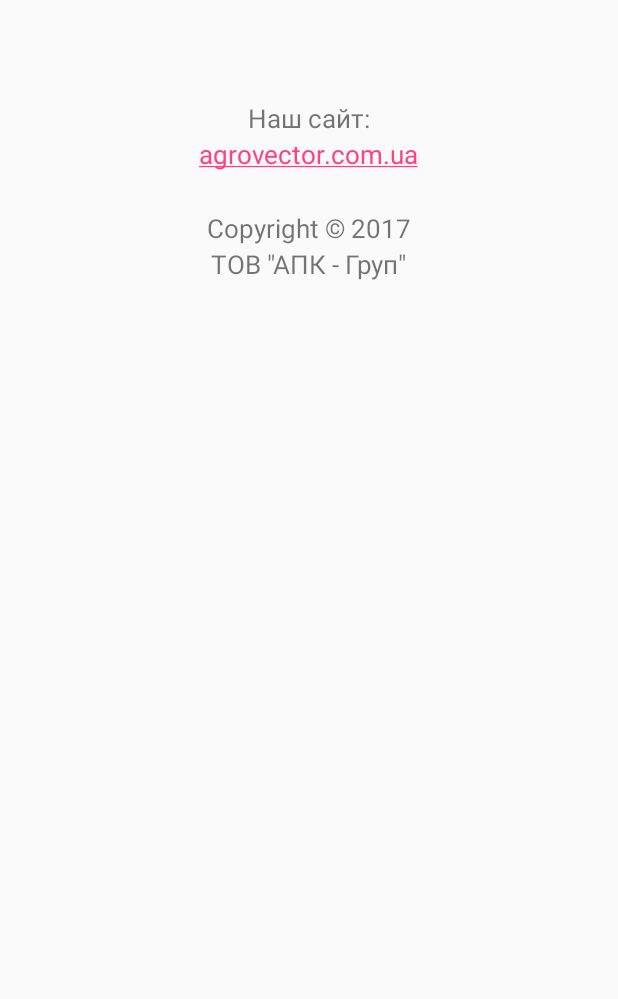
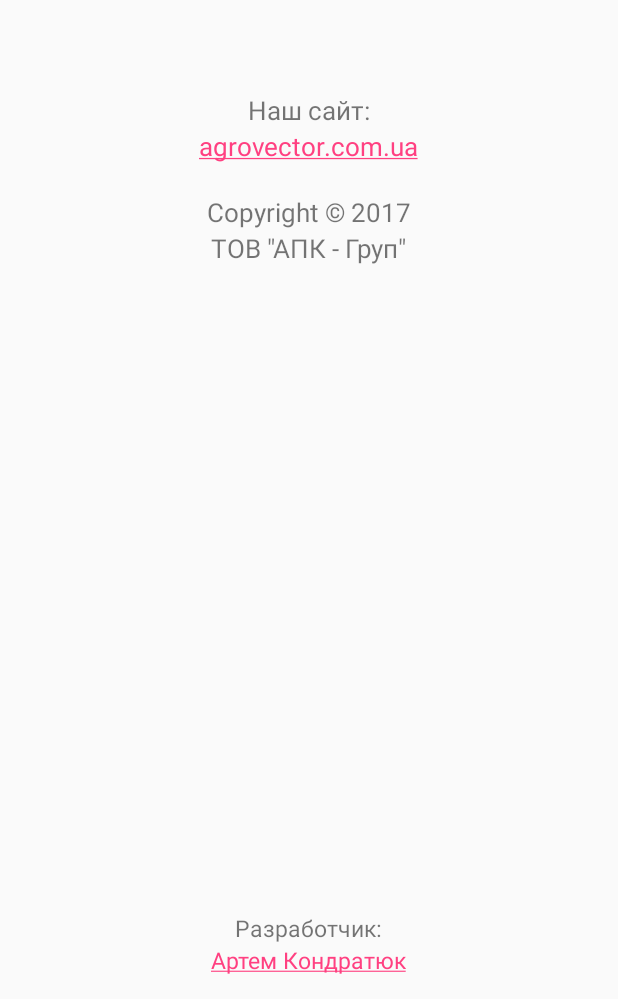
Before and after one commit to Kondrat48/Photometr, an Android app: the layout activity_about_program.xml on its own in the app's theme, with its tools: preview values and no code run, on a phone screen of 412 x 824 dp, the part 237-1236 px from its top. Run offline under Robolectric (Android 15) with nearby library versions, the phone set to English and light mode, and no system bars.

Commit message:
First vesion

```diff
--- a/app/src/main/java/com/agrovector/laboratory/photometer/AboutProgram.java
+++ b/app/src/main/java/com/agrovector/laboratory/photometer/AboutProgram.java
@@ -30,4 +30,9 @@ public class AboutProgram extends AppCompatActivity {
         Intent browserIntent = new Intent(Intent.ACTION_VIEW, Uri.parse("http://agrovector.com.ua/"));
         startActivity(browserIntent);
     }
+
+    public void goToSiteDeveloper(View view) {
+        Intent browserIntent = new Intent(Intent.ACTION_VIEW, Uri.parse("https://www.linkedin.com/in/artemkondratiuk/"));
+        startActivity(browserIntent);
+    }
 }
--- a/app/src/main/res/layout/activity_about_program.xml
+++ b/app/src/main/res/layout/activity_about_program.xml
@@ -1,11 +1,18 @@
 <?xml version="1.0" encoding="utf-8"?>
-<LinearLayout xmlns:android="http://schemas.android.com/apk/res/android"
+<RelativeLayout xmlns:android="http://schemas.android.com/apk/res/android"
     xmlns:tools="http://schemas.android.com/tools"
     android:layout_width="match_parent"
     android:layout_height="match_parent"
-    android:orientation="vertical"
     tools:context="com.agrovector.laboratory.photometer.AboutProgram">
 
+    <ScrollView
+        android:layout_width="match_parent"
+        android:layout_height="match_parent"
+        android:layout_above="@+id/textView22">
+        <LinearLayout
+            android:layout_width="match_parent"
+            android:layout_height="wrap_content"
+            android:orientation="vertical">
             <ImageView
                 android:layout_marginTop="25dp"
                 android:layout_width="match_parent"
@@ -29,7 +36,7 @@
                 android:textSize="@dimen/text_medium_size"/>
 
             <TextView
-        android:layout_marginTop="25dp"
+                android:layout_marginTop="20dp"
                 android:layout_width="wrap_content"
                 android:layout_height="wrap_content"
                 android:layout_gravity="center"
@@ -37,7 +44,6 @@
                 android:text="@string/site"/>
 
             <TextView
-        android:id="@+id/siteUri"
                 android:clickable="true"
                 android:layout_width="wrap_content"
                 android:layout_height="wrap_content"
@@ -47,8 +53,10 @@
                 android:textColor="@color/colorAccent"
                 android:onClick="goToSite"/>
 
+
+
             <TextView
-        android:layout_marginTop="25dp"
+                android:layout_marginTop="20dp"
                 android:layout_width="wrap_content"
                 android:layout_height="wrap_content"
                 android:layout_gravity="center"
@@ -60,5 +68,35 @@
                 android:layout_gravity="center"
                 android:textSize="@dimen/text_big_size"
                 android:text="@string/copyright2" />
+        </LinearLayout>
 
-</LinearLayout>
+
+
+
+    </ScrollView>
+
+    <TextView
+        android:layout_width="wrap_content"
+        android:layout_height="wrap_content"
+        android:layout_gravity="bottom"
+        android:text="@string/developer"
+        android:textSize="15sp"
+        android:id="@+id/textView22"
+        android:layout_above="@+id/textView21"
+        android:layout_centerHorizontal="true" />
+
+    <TextView
+        android:layout_alignParentBottom="true"
+        android:layout_centerHorizontal="true"
+        android:clickable="true"
+        android:layout_width="wrap_content"
+        android:layout_height="wrap_content"
+        android:layout_gravity="bottom"
+        android:textSize="15sp"
+        android:text="@string/developer2"
+        android:textColor="@color/colorAccent"
+        android:onClick="goToSiteDeveloper"
+        android:layout_marginBottom="15dp"
+        android:id="@+id/textView21" />
+
+</RelativeLayout>
--- a/app/src/main/res/values/strings.xml
+++ b/app/src/main/res/values/strings.xml
@@ -148,9 +148,11 @@
     <string name="set_as_default">Устоновить по умолчанию</string>
     <string name="restart_now">Чтобы применить изменения, необходимо перезапустить приложение.\nПерезапустить сейчас?</string>
     <string name="Phase_development">Фаза развития</string>
-    <string name="copyright">Copyright © 2017"</string>
-    <string name="copyright2">ТОВ \"АПК - Груп\"</string>
+    <string name="copyright" translatable="false">Copyright © 2017"</string>
+    <string name="copyright2" translatable="false">ТОВ \"АПК - Груп\"</string>
     <string name="site">Наш сайт:</string>
     <string name="site2" translatable="false"><u>agrovector.com.ua</u></string>
     <string name="version_text">Версия</string>
+    <string name="developer">Разработчик:</string>
+    <string name="developer2"><u>Артем Кондратюк</u></string>
 </resources>
```
Also changed, not shown: 2 other files. Lines whose indentation alone changed are shown as unchanged.
